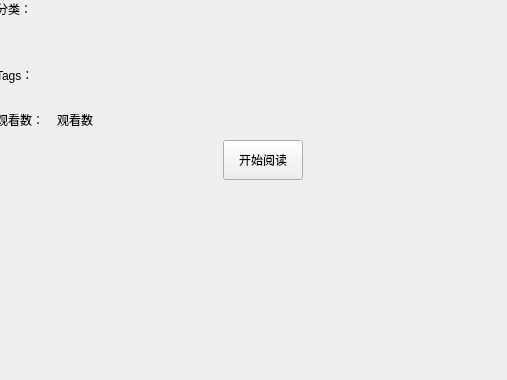
Before: the Qt Designer form ui/ui_book_info.ui in tonquer/picacg-qt, drawn with Qt 5; both pictures show x 331 to 838 and y 325 to 705 of the 838 by 705 pixel window.
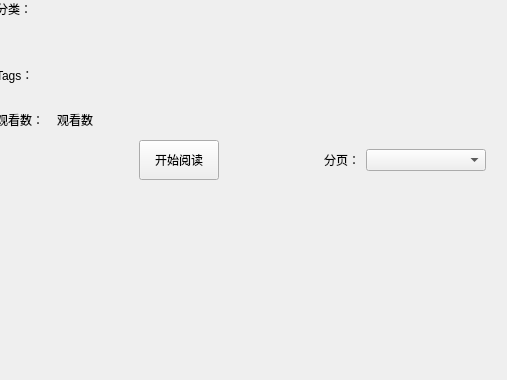
After: the same form once the commit is applied. Icons and pictures are not drawn. Custom widgets are drawn as their Qt base class.

Diff of the .ui file:
```diff
--- a/ui/ui_book_info.ui
+++ b/ui/ui_book_info.ui
@@ -278,6 +278,23 @@
                </property>
               </spacer>
              </item>
+             <item>
+              <widget class="QLabel" name="pageLabel">
+               <property name="text">
+                <string>分页：</string>
+               </property>
+              </widget>
+             </item>
+             <item>
+              <widget class="QComboBox" name="pageBox">
+               <property name="minimumSize">
+                <size>
+                 <width>120</width>
+                 <height>0</height>
+                </size>
+               </property>
+              </widget>
+             </item>
             </layout>
            </item>
           </layout>
```
